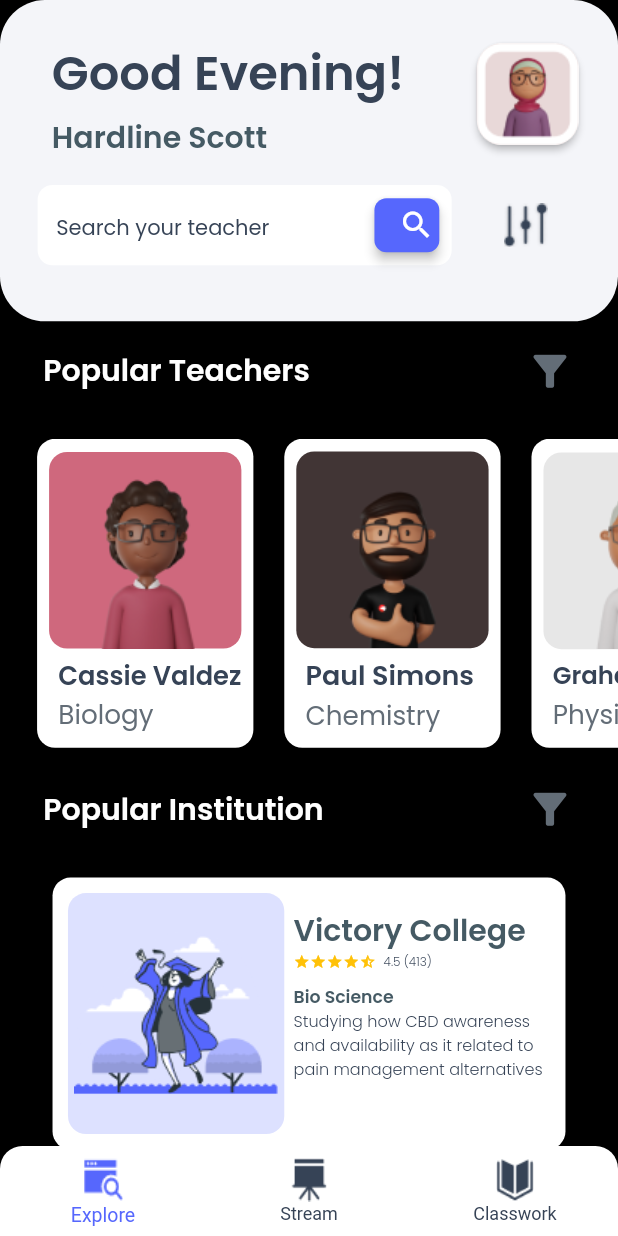
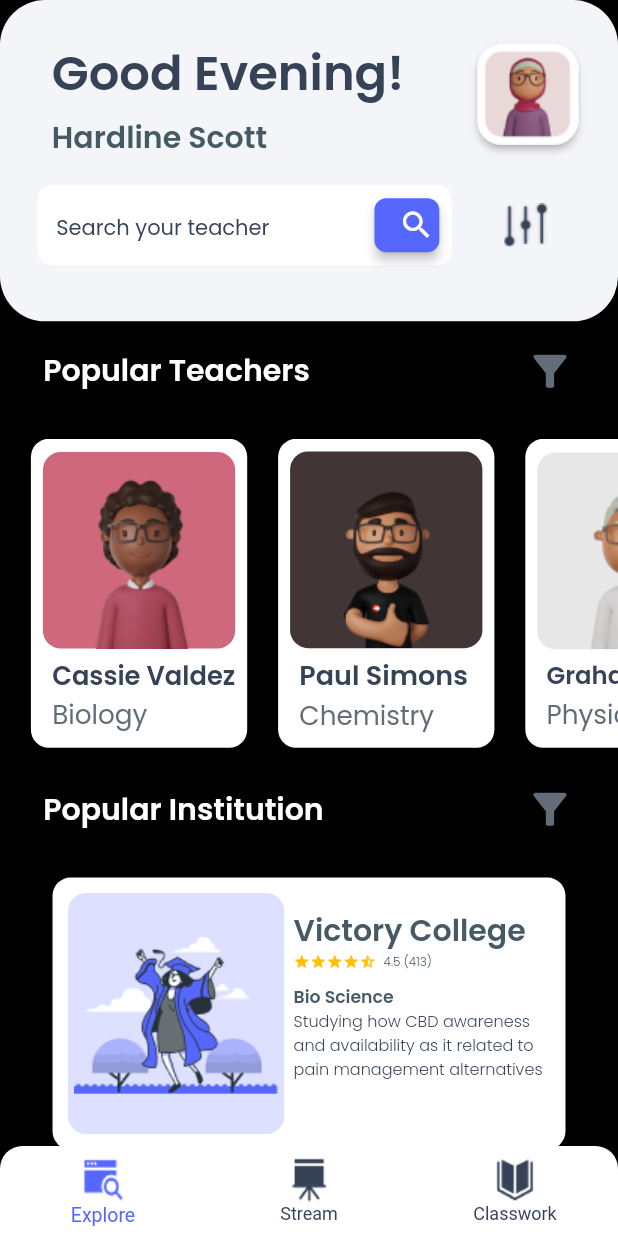
Before and after one commit to Sparsh-R17/EduApp, a Flutter app: the ExploreScreen screen opened by its route, on a phone screen of 412 x 824 dp. Run offline on Flutter 3.47's test engine with Material 2 defaults, Android fonts, the light colour scheme and no system bars; our stand-ins replace flutter_keyboard_visibility.

Commit message:
Minor Changes
Cleared the code and changed the prompt lines

```diff
--- a/lib/screens/explore_screen.dart
+++ b/lib/screens/explore_screen.dart
@@ -9,14 +9,15 @@ import '../widgets/institute_filter.dart';
 import '../widgets/institute_card.dart';
 import '../widgets/bottom_nav.dart';
 
+
+// ignore: must_be_immutable
 class ExploreScreen extends StatelessWidget {
   ExploreScreen({super.key});
   static const routeName = '/explore-screen';
-  var curTime;
+  dynamic curTime;
   @override
   Widget build(BuildContext context) {
     final pageHeight = MediaQuery.of(context).size.height;
-    final pageWidth = MediaQuery.of(context).size.width;
     final routeArgs = ModalRoute.of(context)?.settings.arguments as int?;
     final indexUser = routeArgs;
     return Scaffold(
@@ -24,11 +25,11 @@ class ExploreScreen extends StatelessWidget {
         onWillPop: () {
           DateTime now = DateTime.now();
           if (curTime == null ||
-              now.difference(curTime) > Duration(seconds: 2)) {
+              now.difference(curTime) > const Duration(seconds: 2)) {
             curTime = now;
             ScaffoldMessenger.of(context).showSnackBar(
-              SnackBar(
-                content: const Text("Press back again to exit!"),
+              const SnackBar(
+                content: Text("Press back again to exit!"),
               )
             );
             return Future.value(false);
@@ -50,10 +51,9 @@ class ExploreScreen extends StatelessWidget {
                   SizedBox(
                     height: pageHeight * 0.035,
                   ),
-                  Container(
+                  SizedBox(
                     height: pageHeight * 0.25,
                     width: double.infinity,
-                    margin: EdgeInsets.only(left: pageWidth * 0.06),
                     child: ListView.builder(
                       shrinkWrap: true,
                       itemBuilder: ((context, index) {
@@ -62,6 +62,7 @@ class ExploreScreen extends StatelessWidget {
                           subject: teacherData[index].subject,
                           color: teacherData[index].color,
                           pic: teacherData[index].pic,
+                          index: index,
                         );
                       }),
                       itemCount: teacherData.length,
--- a/lib/screens/signup.dart
+++ b/lib/screens/signup.dart
@@ -46,7 +46,7 @@ class _SignUpState extends State<SignUp> {
     bool exist = false;
 
     if (newEmail.isEmpty || newName.isEmpty || newPass.isEmpty) {
-      info = "Fill all the details, Idiot!";
+      info = "Fill all the details!";
     } else {
       for (var i = 0; i < userData.length; i++) {
         if (userData[i].email == newEmail) {
@@ -57,7 +57,7 @@ class _SignUpState extends State<SignUp> {
         }
       }
       if (exist) {
-        info = "User he gadhe! Jake Login kar!";
+        info = "User already exists! ";
       } else {
         final newUser = User(
           email: newEmail,
--- a/lib/widgets/heading_card.dart
+++ b/lib/widgets/heading_card.dart
@@ -123,7 +123,6 @@ class HeadingCard extends StatelessWidget {
                           )),
                         ),
                         onPressed: () {
-                          print("Search pressed");
                         },
                         child: const Icon(
                           Icons.search,
@@ -139,7 +138,6 @@ class HeadingCard extends StatelessWidget {
                     right: pageWidth * 0.06, top: pageHeight * 0.02),
                 child: IconButton(
                   onPressed: () {
-                    print("Pressed");
                   },
                   icon: Image.asset('assets/Images/Filter_icon.png'),
                 ),
--- a/lib/widgets/star_rating.dart
+++ b/lib/widgets/star_rating.dart
@@ -3,19 +3,21 @@ import 'package:flutter/material.dart';
 class StarRating extends StatelessWidget {
   final double rating;
 
-  StarRating({super.key, required this.rating});
+  const StarRating({super.key, required this.rating});
 
-  bool halfStar = false;
-  void halfRating(rating) {
+  final bool halfStar = false;
+  bool halfRating(rating) {
+    bool tempStar = halfStar;
     if (rating % 1 == 0.5) {
-      halfStar = true;
+      tempStar = true;
     }
+    return tempStar;
   }
 
   IconData returnIcon(index, rating) {
-    halfRating(rating);
+    bool finalStar = halfRating(rating);
     rating = rating.floor();
-    if (halfStar) {
+    if (finalStar) {
       if (index < rating) {
         return Icons.star;
       } else if (index == rating) {
--- a/lib/widgets/teacher_card.dart
+++ b/lib/widgets/teacher_card.dart
@@ -1,3 +1,4 @@
+import 'package:eduapp/dummy_data.dart';
 import 'package:flutter/material.dart';
 
 class TeacherCard extends StatelessWidget {
@@ -5,12 +6,15 @@ class TeacherCard extends StatelessWidget {
   final String subject;
   final Color color;
   final String pic;
+  final int index;
+
   const TeacherCard({
     super.key,
     required this.name,
     required this.subject,
     required this.color,
     required this.pic,
+    required this.index,
   });
 
   @override
@@ -21,7 +25,13 @@ class TeacherCard extends StatelessWidget {
       height: pageHeight * 0.21,
       width: pageWidth * 0.35,
       padding: const EdgeInsets.all(8),
-      margin: EdgeInsets.only(right: pageWidth * 0.05),
+      margin: index == (teacherData.length - 1)
+          ? EdgeInsets.symmetric(
+              horizontal: pageWidth * 0.05,
+            )
+          : EdgeInsets.only(
+              left: pageWidth * 0.05,
+            ),
       decoration: BoxDecoration(
         color: Colors.white,
         borderRadius: BorderRadius.circular(12),
@@ -45,7 +55,8 @@ class TeacherCard extends StatelessWidget {
             child: Image.asset(pic),
           ),
           Padding(
-            padding: EdgeInsets.only(left: pageWidth * 0.015,top: pageHeight * 0.005),
+            padding: EdgeInsets.only(
+                left: pageWidth * 0.015, top: pageHeight * 0.005),
             child: FittedBox(
               fit: BoxFit.contain,
               child: Text(
```
Also changed, not shown: pubspec.lock.
